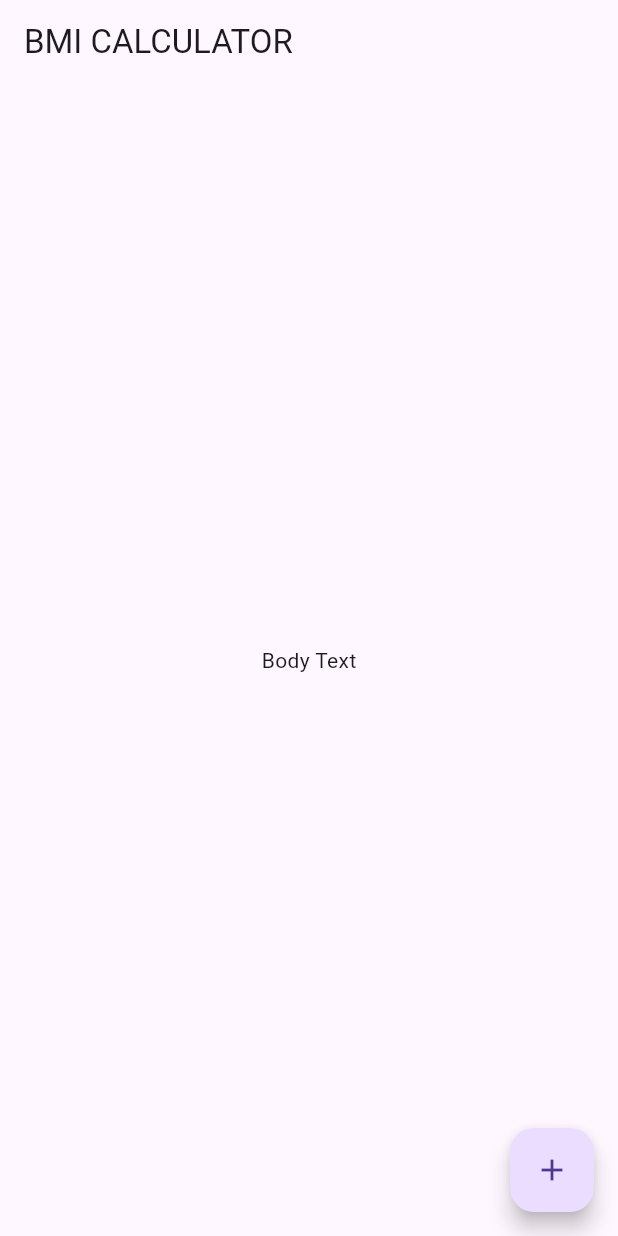
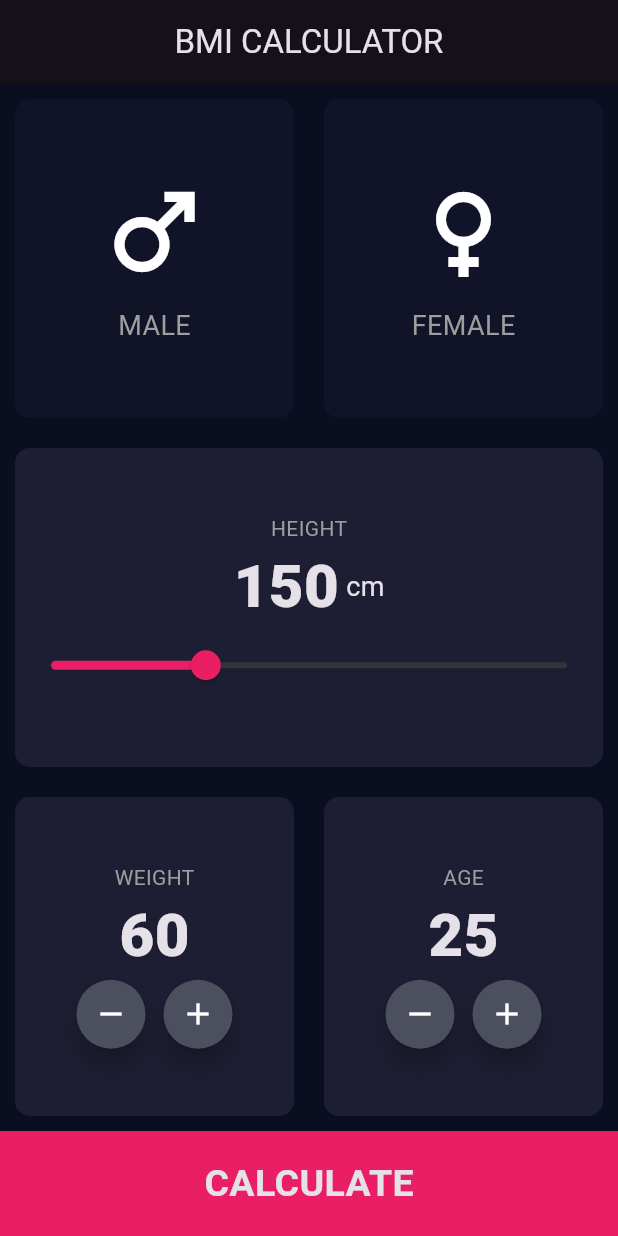
Before and after one commit to babatoundesodjinou/calcul_imc, a Flutter app: the screen it shows after launch, on a phone screen of 412 x 824 dp. Run offline on Flutter 3.47's test engine with Material 3 defaults, Android fonts, the phone set to English and light mode, and no system bars.

Commit message:
feat: home page

```diff
--- a/lib/main.dart
+++ b/lib/main.dart
@@ -6,6 +6,10 @@ class BMICalculator extends StatelessWidget {
   @override
   Widget build(BuildContext context) {
     return MaterialApp(
+      theme: ThemeData.dark().copyWith(
+        scaffoldBackgroundColor: Color(0xFF0A0E21),
+        primaryColor: Color(0xFF0A0E21),
+      ),
       home: InputPage(),
     );
   }
@@ -16,20 +20,179 @@ class InputPage extends StatefulWidget {
   _InputPageState createState() => _InputPageState();
 }
 
+enum Gender { male, female }
+
 class _InputPageState extends State<InputPage> {
+  Gender? selectedGender;
+  int height = 150;
+  int weight = 60;
+  int age = 25;
+
   @override
   Widget build(BuildContext context) {
     return Scaffold(
       appBar: AppBar(
         title: Text('BMI CALCULATOR'),
+        centerTitle: true,
       ),
-      body: Center(
-        child: Text('Body Text'),
+      body: Column(
+        crossAxisAlignment: CrossAxisAlignment.stretch,
+        children: [
+          // Gender selection
+          Expanded(
+            child: Row(
+              children: [
+                buildGenderCard(Gender.male, Icons.male, 'MALE'),
+                buildGenderCard(Gender.female, Icons.female, 'FEMALE'),
+              ],
+            ),
+          ),
+          // Height slider
+          Expanded(
+            child: CardContainer(
+              color: Color(0xFF1D1E33),
+              child: Column(
+                mainAxisAlignment: MainAxisAlignment.center,
+                children: [
+                  Text('HEIGHT', style: TextStyle(color: Colors.grey)),
+                  Row(
+                    mainAxisAlignment: MainAxisAlignment.center,
+                    children: [
+                      Text(
+                        height.toString(),
+                        style: TextStyle(fontSize: 40, fontWeight: FontWeight.w900),
+                      ),
+                      Text(' cm', style: TextStyle(fontSize: 18)),
+                    ],
+                  ),
+                  Slider(
+                    value: height.toDouble(),
+                    min: 120,
+                    max: 220,
+                    activeColor: Colors.pink,
+                    onChanged: (double newValue) {
+                      setState(() {
+                        height = newValue.round();
+                      });
+                    },
+                  ),
+                ],
+              ),
+            ),
+          ),
+          // Weight and Age controls
+          Expanded(
+            child: Row(
+              children: [
+                buildCounterCard('WEIGHT', weight, (val) => setState(() => weight = val)),
+                buildCounterCard('AGE', age, (val) => setState(() => age = val)),
+              ],
+            ),
+          ),
+          // Calculate button
+          GestureDetector(
+            onTap: () {
+              // Action pour le calcul
+            },
+            child: Container(
+              color: Colors.pink,
+              height: 70,
+              width: double.infinity,
+              child: Center(
+                child: Text(
+                  'CALCULATE',
+                  style: TextStyle(fontSize: 25, fontWeight: FontWeight.bold),
+                ),
+              ),
+            ),
+          ),
+        ],
       ),
-      floatingActionButton: FloatingActionButton(
-        onPressed: () {  },
-        child: Icon(Icons.add),
+    );
+  }
+
+  Expanded buildGenderCard(Gender gender, IconData icon, String label) {
+    final isSelected = selectedGender == gender;
+    return Expanded(
+      child: GestureDetector(
+        onTap: () {
+          setState(() {
+            selectedGender = gender;
+          });
+        },
+        child: CardContainer(
+          color: isSelected ? Color(0xFF1D1E33) : Color(0xFF111328),
+          child: Column(
+            mainAxisAlignment: MainAxisAlignment.center,
+            children: [
+              Icon(icon, size: 80),
+              SizedBox(height: 10),
+              Text(label, style: TextStyle(fontSize: 18, color: Colors.grey)),
+            ],
+          ),
+        ),
+      ),
+    );
+  }
+
+  Expanded buildCounterCard(String label, int value, ValueChanged<int> onChange) {
+    return Expanded(
+      child: CardContainer(
+        color: Color(0xFF1D1E33),
+        child: Column(
+          mainAxisAlignment: MainAxisAlignment.center,
+          children: [
+            Text(label, style: TextStyle(color: Colors.grey)),
+            Text('$value', style: TextStyle(fontSize: 40, fontWeight: FontWeight.w900)),
+            Row(
+              mainAxisAlignment: MainAxisAlignment.center,
+              children: [
+                RoundIconButton(icon: Icons.remove, onPressed: () => onChange(value - 1)),
+                SizedBox(width: 10),
+                RoundIconButton(icon: Icons.add, onPressed: () => onChange(value + 1)),
+              ],
+            ),
+          ],
+        ),
       ),
     );
   }
 }
+
+class CardContainer extends StatelessWidget {
+  final Color color;
+  final Widget child;
+
+  const CardContainer({required this.color, required this.child});
+
+  @override
+  Widget build(BuildContext context) {
+    return Container(
+      margin: EdgeInsets.all(10),
+      decoration: BoxDecoration(
+        color: color,
+        borderRadius: BorderRadius.circular(10),
+      ),
+      child: child,
+    );
+  }
+}
+
+class RoundIconButton extends StatelessWidget {
+  final IconData icon;
+  final VoidCallback onPressed;
+
+  const RoundIconButton({required this.icon, required this.onPressed});
+
+  @override
+  Widget build(BuildContext context) {
+    return RawMaterialButton(
+      child: Icon(icon),
+      onPressed: onPressed,
+      elevation: 6.0,
+      constraints: BoxConstraints.tightFor(width: 46, height: 46),
+      shape: CircleBorder(),
+      fillColor: Color(0xFF4C4F5E),
+    );
+  }
+}
```
Also changed, not shown: 1 other file.
